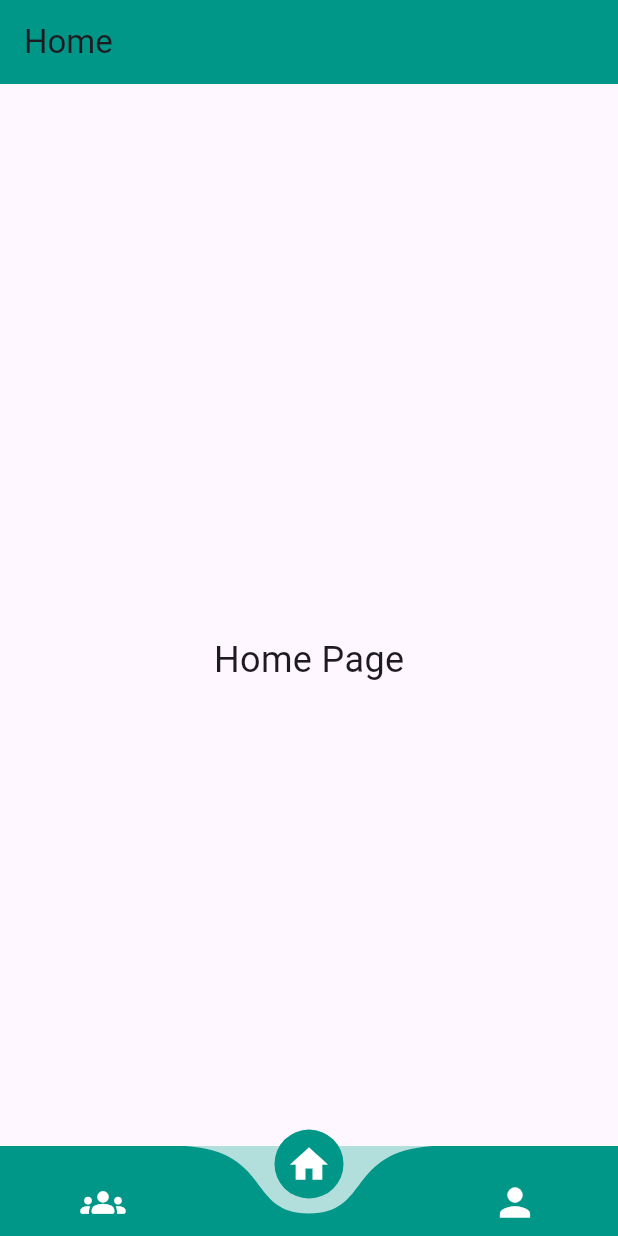
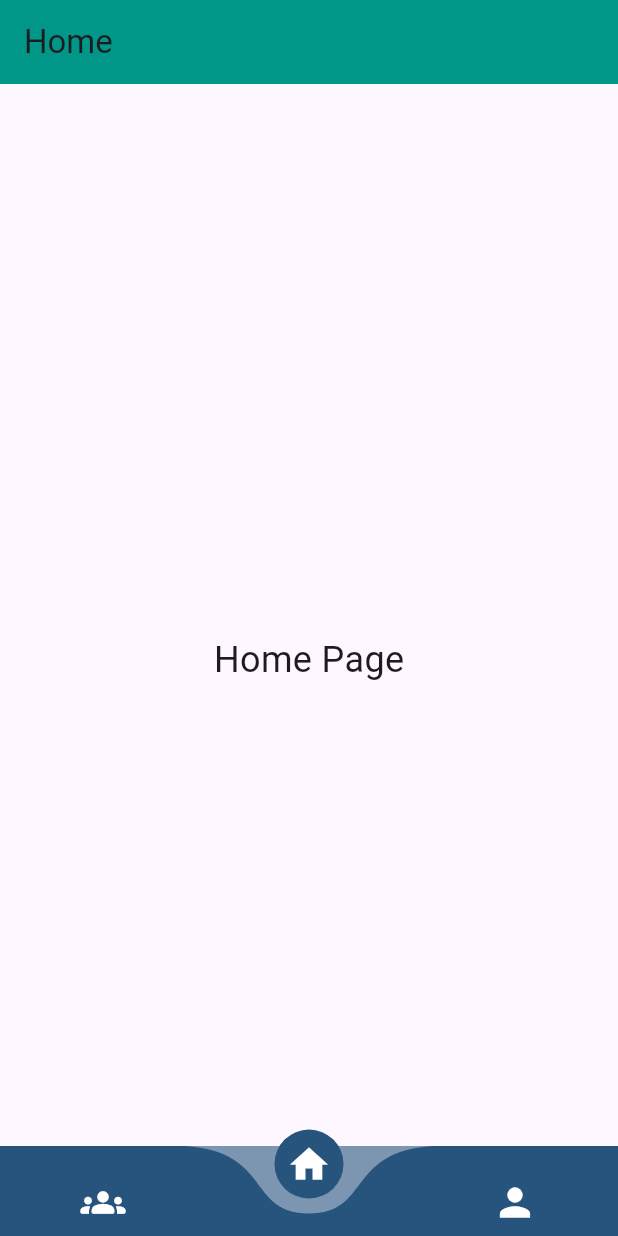
Before and after one commit to kawsar-ahmmed-hridoy/Mr.-Kazi, a Flutter app: the screen it shows after launch, on a phone screen of 412 x 824 dp. Run offline on Flutter 3.47's test engine with Material 3 defaults, Android fonts, the light colour scheme and no system bars; drawn by our look-alikes of curved_navigation_bar.

Commit message:
modified bottom nav bar

```diff
--- a/lib/Store/MainScreen.dart
+++ b/lib/Store/MainScreen.dart
@@ -11,6 +11,7 @@ class MainScreen extends StatefulWidget {
 
 class _MainScreenState extends State<MainScreen> {
   int _currentIndex = 1;
+  final Color primaryColor = Color(0xFF26547D);
 
   final List<Widget> _pages = [
     CommunityPage(),
@@ -24,9 +25,9 @@ class _MainScreenState extends State<MainScreen> {
       extendBody: true,
       body: _pages[_currentIndex],
       bottomNavigationBar: CurvedNavigationBar(
-        backgroundColor: Colors.teal.shade100,
-        color: Colors.teal,
-        buttonBackgroundColor: Colors.teal,
+        backgroundColor: primaryColor.withOpacity(0.6),
+        color: primaryColor,
+        buttonBackgroundColor: primaryColor,
         height: 60,
         index: _currentIndex,
         animationDuration: Duration(milliseconds: 300),
--- a/pubspec.yaml
+++ b/pubspec.yaml
@@ -59,7 +59,8 @@ flutter:
   uses-material-design: true
 
   # To add assets to your application, add an assets section, like this:
-  # assets:
+  assets:
+    - assets/
   #   - images/a_dot_burr.jpeg
   #   - images/a_dot_ham.jpeg
 
```
Also changed, not shown: 1 other file.
